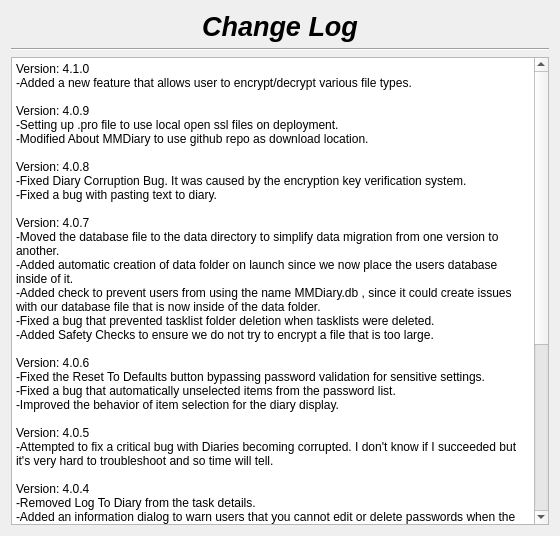
Old version of the form changelog.ui in the repository therealMaPMaKeR/MMDiary.
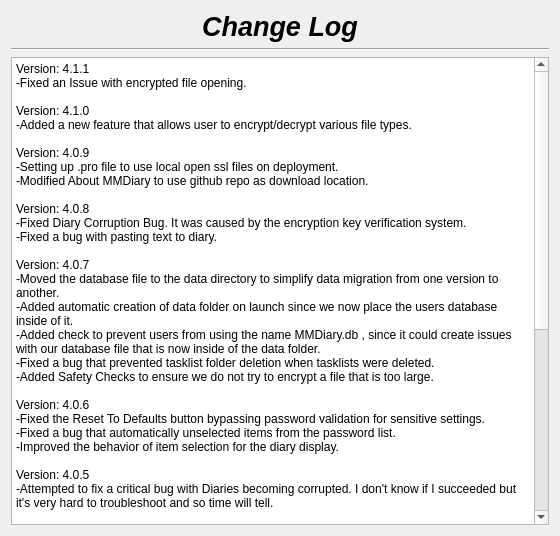
New version of the form.

Commit message: fixed issue with encrypted file temporary opening

What changed in the file:
```diff
--- a/changelog.ui
+++ b/changelog.ui
@@ -55,6 +55,8 @@
 li.unchecked::marker { content: &quot;\2610&quot;; }
 li.checked::marker { content: &quot;\2612&quot;; }
 &lt;/style&gt;&lt;/head&gt;&lt;body style=&quot; font-family:'Segoe UI'; font-size:9pt; font-weight:400; font-style:normal;&quot;&gt;
+&lt;p style=&quot; margin-top:0px; margin-bottom:0px; margin-left:0px; margin-right:0px; -qt-block-indent:0; text-indent:0px;&quot;&gt;Version: 4.1.1&lt;br /&gt;-Fixed an Issue with encrypted file opening.&lt;/p&gt;
+&lt;p style=&quot;-qt-paragraph-type:empty; margin-top:0px; margin-bottom:0px; margin-left:0px; margin-right:0px; -qt-block-indent:0; text-indent:0px;&quot;&gt;&lt;br /&gt;&lt;/p&gt;
 &lt;p style=&quot; margin-top:0px; margin-bottom:0px; margin-left:0px; margin-right:0px; -qt-block-indent:0; text-indent:0px;&quot;&gt;Version: 4.1.0&lt;br /&gt;-Added a new feature that allows user to encrypt/decrypt various file types.&lt;/p&gt;
 &lt;p style=&quot;-qt-paragraph-type:empty; margin-top:0px; margin-bottom:0px; margin-left:0px; margin-right:0px; -qt-block-indent:0; text-indent:0px;&quot;&gt;&lt;br /&gt;&lt;/p&gt;
 &lt;p style=&quot; margin-top:0px; margin-bottom:0px; margin-left:0px; margin-right:0px; -qt-block-indent:0; text-indent:0px;&quot;&gt;Version: 4.0.9&lt;/p&gt;
```
The commit also changes 4 other files.
